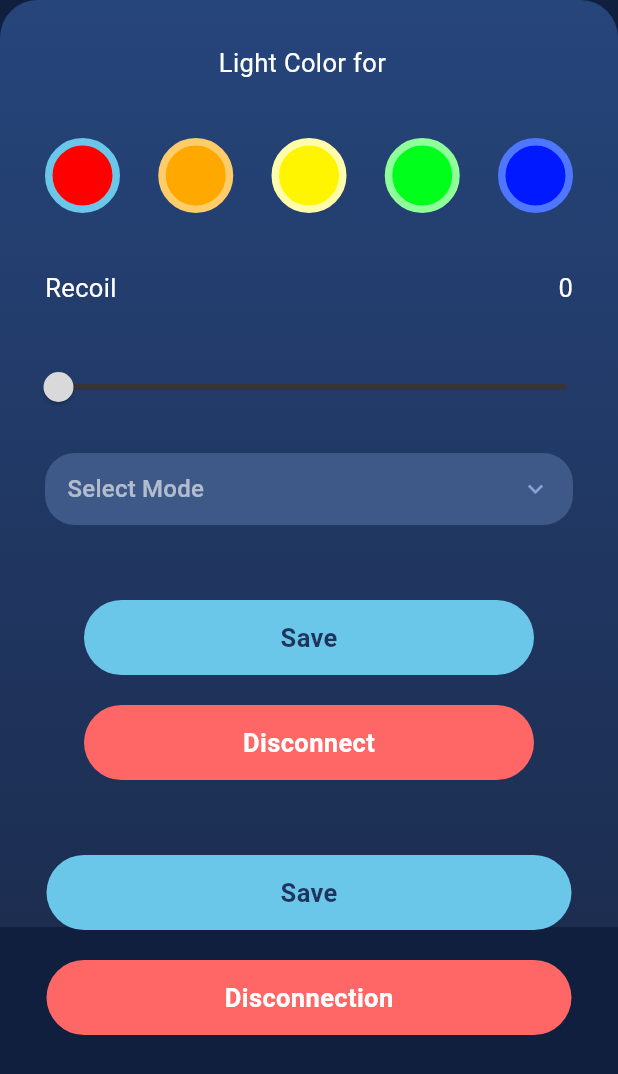
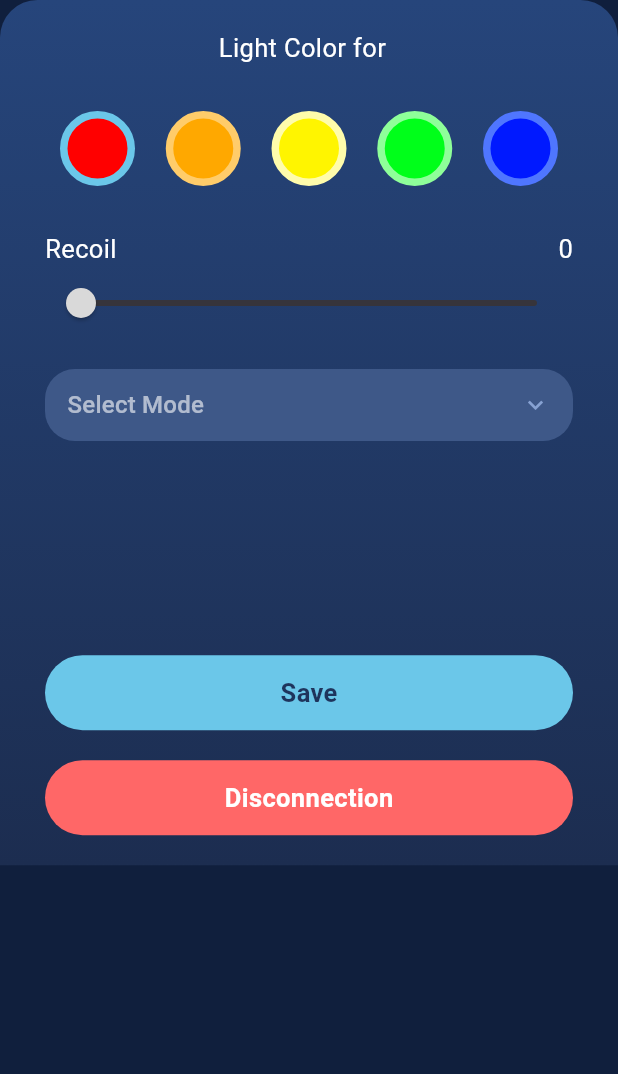
Before and after one commit to Lubpui/phandal_frontend, a Flutter app: the Sheet widget shown alone on an empty page, opened directly with empty values, on a phone screen of 412 x 824 dp. Shown: the top 1074 px of the screen. Run offline on Flutter 3.47's test engine with Material 3 defaults, Android fonts, the phone set to English and light mode, and no system bars; our stand-ins replace go_router, iconsax, percent_indicator; network calls fail.

Commit message:
fix overflow in bottomSheet

```diff
--- a/lib/widget/bottom_sheet.dart
+++ b/lib/widget/bottom_sheet.dart
@@ -65,7 +65,8 @@ class _SheetState extends State<Sheet> {
   @override
   Widget build(BuildContext context) {
     return Container(
-      height: MediaQuery.of(context).size.height * 0.75,
+      padding: const EdgeInsets.symmetric(horizontal: 30, vertical: 20),
+      height: MediaQuery.of(context).size.height * 0.70,
       decoration: const BoxDecoration(
         gradient: LinearGradient(
             colors: [AppPallete.buttongradient2, AppPallete.buttongradient1],
@@ -78,8 +79,10 @@ class _SheetState extends State<Sheet> {
       ),
       width: double.infinity,
       child: Column(
+        mainAxisAlignment: MainAxisAlignment.spaceBetween,
         children: [
-          const Padding(padding: EdgeInsets.only(top: 30)),
+          Column(
+            children: [
               Text(
                 "Light Color for ${widget.mockUp.name} ${widget.mockUp.network}",
                 style: const TextStyle(
@@ -87,21 +90,15 @@ class _SheetState extends State<Sheet> {
                   fontSize: 17,
                 ),
               ),
-          const Padding(
-            padding: EdgeInsets.only(top: 28),
-          ),
-          Padding(
-            padding: const EdgeInsets.only(left: 20, right: 20),
-            child: Row(
+              const SizedBox(height: 20),
+              Row(
                 mainAxisAlignment: MainAxisAlignment.spaceBetween,
                 children: [
                   for (int i = 0; i < 5; i++) Radiopress(i),
                 ],
               ),
-          ),
-          Padding(
-            padding: const EdgeInsets.only(left: 30, right: 30, top: 28),
-            child: Row(
+              const SizedBox(height: 20),
+              Row(
                 mainAxisAlignment: MainAxisAlignment.spaceBetween,
                 children: [
                   const Text(
@@ -120,10 +117,7 @@ class _SheetState extends State<Sheet> {
                   ),
                 ],
               ),
-          ),
-          Padding(
-            padding: const EdgeInsets.only(top: 30, right: 10, left: 15),
-            child: Slider(
+              Slider(
                 value: _current,
                 min: 0,
                 max: 5,
@@ -135,16 +129,14 @@ class _SheetState extends State<Sheet> {
                   });
                 },
               ),
-          ),
+              const SizedBox(height: 20),
               SizedBox(
                 width: double.infinity,
                 child: Column(
                   crossAxisAlignment: CrossAxisAlignment.center,
                   mainAxisAlignment: MainAxisAlignment.start,
                   children: [
-                Padding(
-                  padding: const EdgeInsets.only(left: 30, right: 30, top: 20),
-                  child: Container(
+                    Container(
                       decoration: BoxDecoration(
                         borderRadius: BorderRadius.circular(20),
                         color: const Color(0xff3E5888),
@@ -175,16 +167,24 @@ class _SheetState extends State<Sheet> {
                         ),
                       ),
                     ),
+                  ],
                 ),
-                Padding(
-                  padding: const EdgeInsets.only(top: 50, left: 20, right: 20),
-                  child: GestureDetector(
+              ),
+            ],
+          ),
+          const SizedBox(height: 20),
+          Column(
+            children: [
+              GestureDetector(
                 onTap: () {
-                      print("Save");
-                      _closeBottomSheet(context);
+                  Map<String, dynamic> body = {
+                    "color": colors[_selectedColor].name,
+                    "recoil": _current.toStringAsFixed(0),
+                    "mode": selectedValue
+                  };
+                  print(body);
                 },
                 child: Container(
-                      width: 300,
                   height: 50,
                   decoration: BoxDecoration(
                     borderRadius: BorderRadius.circular(25),
@@ -202,76 +202,12 @@ class _SheetState extends State<Sheet> {
                   ),
                 ),
               ),
-                ),
-                Padding(
-                  padding: const EdgeInsets.only(top: 20, left: 20, right: 20),
-                  child: GestureDetector(
-                    onTap: () {
-                      print("Disconnect");
-                      _closeBottomSheet(context);
-                    },
-                    child: Container(
-                      width: 300,
-                      height: 50,
-                      decoration: BoxDecoration(
-                        borderRadius: BorderRadius.circular(25),
-                        color: const Color(0xffFF6767),
-                      ),
-                      child: const Center(
-                        child: Text(
-                          "Disconnect",
-                          style: TextStyle(
-                            color: Color(0xffFFFFFF),
-                            fontWeight: FontWeight.bold,
-                            fontSize: 17,
-                          ),
-                        ),
-                      ),
-                    ),
-                  ),
-                ),
-              ],
-            ),
-          ),
-          Padding(
-            padding: const EdgeInsets.only(top: 50, left: 20, right: 20),
-            child: GestureDetector(
-              onTap: () {
-                Map<String, dynamic> body = {
-                  "color": colors[_selectedColor].name,
-                  "recoil": _current.toStringAsFixed(0),
-                  "mode": selectedValue
-                };
-                print(body);
-              },
-              child: Container(
-                width: 350,
-                height: 50,
-                decoration: BoxDecoration(
-                  borderRadius: BorderRadius.circular(25),
-                  color: const Color(0xff6BC7E9),
-                ),
-                child: const Center(
-                  child: Text(
-                    "Save",
-                    style: TextStyle(
-                      color: Color(0xff1E345C),
-                      fontWeight: FontWeight.bold,
-                      fontSize: 17,
-                    ),
-                  ),
-                ),
-              ),
-            ),
-          ),
-          Padding(
-            padding: const EdgeInsets.only(top: 20, left: 20, right: 20),
-            child: GestureDetector(
+              const SizedBox(height: 20),
+              GestureDetector(
                 onTap: () {
                   print("Disconnection");
                 },
                 child: Container(
-                width: 350,
                   height: 50,
                   decoration: BoxDecoration(
                     borderRadius: BorderRadius.circular(25),
@@ -289,6 +225,7 @@ class _SheetState extends State<Sheet> {
                   ),
                 ),
               ),
+            ],
           ),
         ],
       ),
```
Lines whose indentation alone changed are shown as unchanged.
